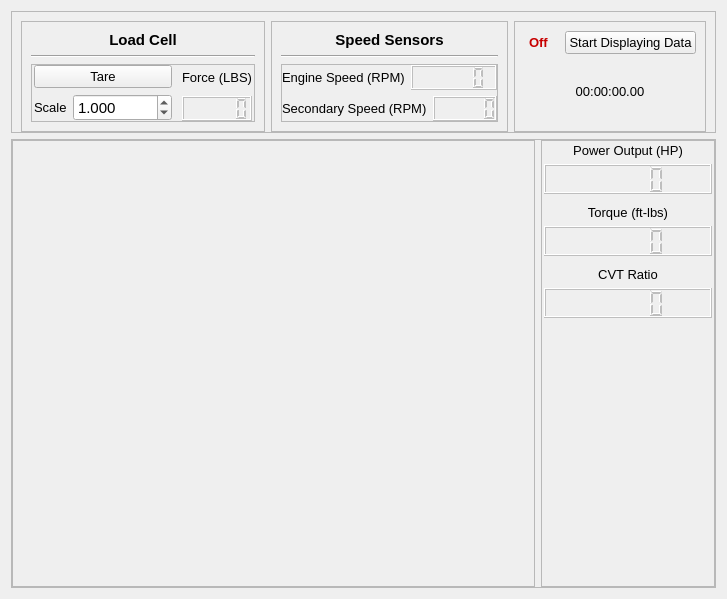
Georgia-Tech-Off-Road/GTORDaata, file Scenes/EngineDyno/engine_dyno.ui: the form before one commit.
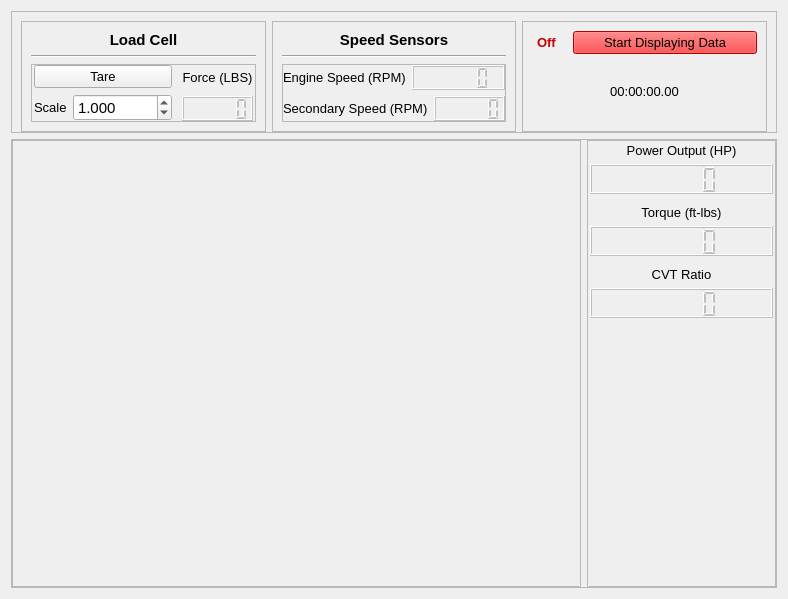
The form after the commit.

Commit message: Added color changes to button display

```diff
--- a/Scenes/EngineDyno/engine_dyno.ui
+++ b/Scenes/EngineDyno/engine_dyno.ui
@@ -6,7 +6,7 @@
    <rect>
     <x>0</x>
     <y>0</y>
-    <width>703</width>
+    <width>788</width>
     <height>599</height>
    </rect>
   </property>
@@ -410,7 +410,7 @@
               </font>
              </property>
              <property name="styleSheet">
-              <string notr="true"/>
+              <string notr="true">background-color:red;</string>
              </property>
              <property name="text">
               <string>Start Displaying Data</string>
```
The commit also changes 5 other files.
